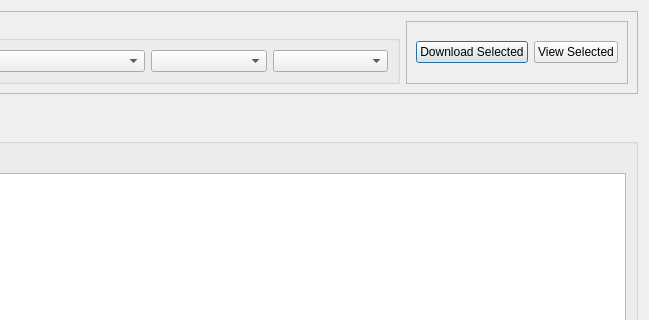
Old version of the form pyweed/WaveformDialog.ui in the repository iris-edu/pyweed; both pictures show x 234 to 883 and y 0 to 320 of the 883 by 1103 pixel window.
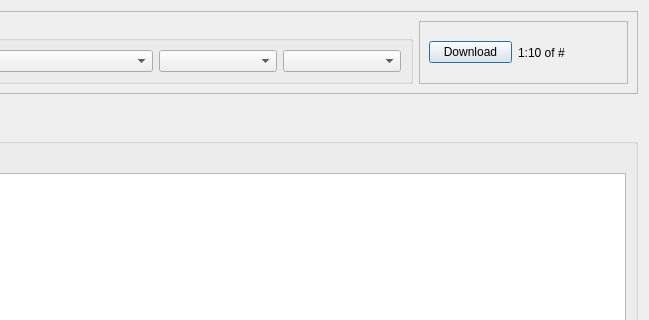
New version of the form.

Diff of the .ui file:
```diff
--- a/pyweed/WaveformDialog.ui
+++ b/pyweed/WaveformDialog.ui
@@ -53,14 +53,20 @@
          <item>
           <widget class="QPushButton" name="downloadPushButton">
            <property name="text">
-            <string>Download Selected</string>
+            <string>Download</string>
            </property>
           </widget>
          </item>
          <item>
-          <widget class="QPushButton" name="viewPushButton">
+          <widget class="QLabel" name="label">
+           <property name="minimumSize">
+            <size>
+             <width>100</width>
+             <height>0</height>
+            </size>
+           </property>
            <property name="text">
-            <string>View Selected</string>
+            <string>1:10 of #</string>
            </property>
           </widget>
          </item>
```
